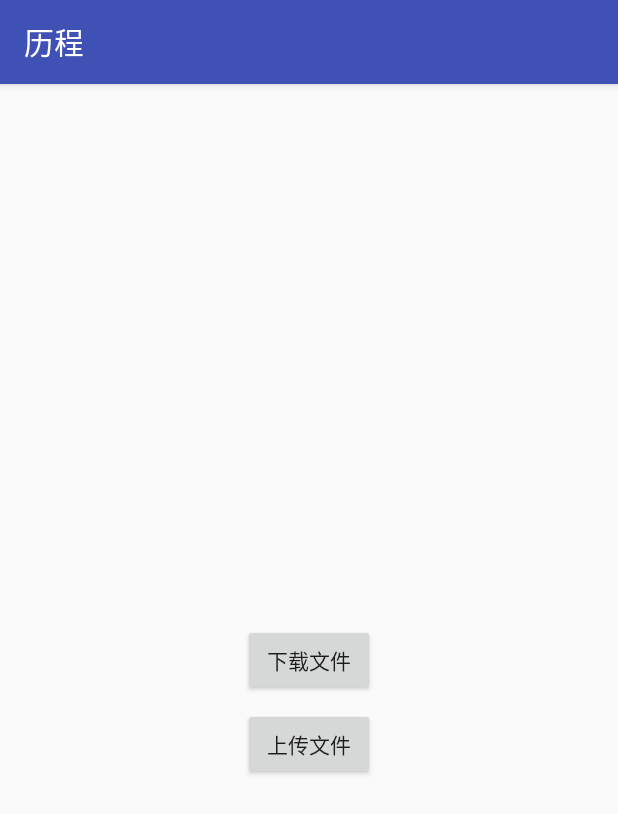
After one commit to jokerchenbin/GrowthProcess, an Android app: the FileActivity screen opened directly, with no data from a screen before it, on a phone screen of 412 x 824 dp. The commit adds this screen. Shown: the top 814 px of the screen. Run offline under Robolectric (Android 15) with nearby library versions, the phone set to English and light mode, and no system bars; our stand-ins replace ButterKnife; libraries missing offline, so code that uses them is left out: com.loopj.android, cz.msebera.android.

Commit message:
新增 Android Asynchronous Http Client-Android异步网络请求客户端接口 上传和下载

```diff
--- a/app/src/main/AndroidManifest.xml
+++ b/app/src/main/AndroidManifest.xml
@@ -16,7 +16,7 @@
     <uses-permission android:name="android.permission.READ_PHONE_STATE" />
     <!-- 读取联系人权限，上传联系人需要用到此权限 -->
     <uses-permission android:name="android.permission.READ_CONTACTS" />
-    <uses-permission android:name="android.permission.WRITE_EXTERNAL_STORAGE"/>
+    <uses-permission android:name="android.permission.WRITE_EXTERNAL_STORAGE" />
 
     <application
         android:name=".App"
@@ -54,11 +54,13 @@
         <activity android:name=".recyclerViewDemo.demoActivity.GridViewActivity" />
         <activity android:name=".recyclerViewDemo.demoActivity.WaterFallActivity" />
         <activity android:name=".xfyun.XfyunActivity" />
-        <activity android:name=".jobscheduler.JobschedulerActivity"></activity>
+        <activity android:name=".jobscheduler.JobschedulerActivity" />
 
         <service
             android:name=".jobscheduler.MyJobService"
             android:permission="android.permission.BIND_JOB_SERVICE" />
+
+        <activity android:name=".fileup_and_downlode.FileActivity"></activity>
     </application>
 
 </manifest>
--- a/app/src/main/java/com/cst/growthprocess/App.java
+++ b/app/src/main/java/com/cst/growthprocess/App.java
@@ -70,6 +70,7 @@ public class App extends Application {
         Pro_List.add("第三方的视频播放控件Vitamio的使用");
         Pro_List.add("第三方科大讯飞语音");
         Pro_List.add("jobscheduler 保证进程存活");
+        Pro_List.add("文件的上传和下载");
     }
 
 
--- a/app/src/main/java/com/cst/growthprocess/MainActivity.java
+++ b/app/src/main/java/com/cst/growthprocess/MainActivity.java
@@ -10,6 +10,7 @@ import android.widget.ArrayAdapter;
 import android.widget.ListView;
 
 import com.cst.growthprocess.customview.PassDemoActivity;
+import com.cst.growthprocess.fileup_and_downlode.FileActivity;
 import com.cst.growthprocess.jobscheduler.JobschedulerActivity;
 import com.cst.growthprocess.pinyinpinyin4j.Pinyin4jActivity;
 import com.cst.growthprocess.recyclerViewDemo.RecyclerActivity;
@@ -69,6 +70,9 @@ public class MainActivity extends AppCompatActivity {
             case 13:
                 startActivity(new Intent(mContext, JobschedulerActivity.class));
                 break;
+            case 14:
+                startActivity(new Intent(mContext, FileActivity.class));
+                break;
             default:
         }
     }
--- /dev/null
+++ b/app/src/main/java/com/cst/growthprocess/fileup_and_downlode/FileActivity.java
@@ -0,0 +1,197 @@
+package com.cst.growthprocess.fileup_and_downlode;
+
+import android.content.Context;
+import android.graphics.Bitmap;
+import android.graphics.BitmapFactory;
+import android.os.Bundle;
+import android.os.Environment;
+import android.support.v7.app.AppCompatActivity;
+import android.util.Log;
+import android.view.View;
+import android.widget.Button;
+import android.widget.Toast;
+
+import com.cst.growthprocess.R;
+import com.loopj.android.http.AsyncHttpClient;
+import com.loopj.android.http.AsyncHttpResponseHandler;
+import com.loopj.android.http.BinaryHttpResponseHandler;
+import com.loopj.android.http.RequestParams;
+
+import java.io.File;
+import java.io.FileNotFoundException;
+import java.io.FileOutputStream;
+import java.io.IOException;
+import java.io.OutputStream;
+
+import butterknife.ButterKnife;
+import butterknife.InjectView;
+import butterknife.OnClick;
+import cz.msebera.android.httpclient.Header;
+
+public class FileActivity extends AppCompatActivity {
+
+    @InjectView(R.id.download)
+    Button mDownload;
+
+    @InjectView(R.id.upload)
+    Button mUpload;
+
+    private Context mContext;
+
+    @Override
+    protected void onCreate(Bundle savedInstanceState) {
+        super.onCreate(savedInstanceState);
+        setContentView(R.layout.activity_file);
+        ButterKnife.inject(this);
+        mContext = this;
+    }
+
+    @OnClick({R.id.download, R.id.upload})
+    public void onClick(View view) {
+        switch (view.getId()) {
+            case R.id.download:
+                downLoadFile();
+                break;
+            case R.id.upload:
+                upLoadFile();
+                break;
+        }
+    }
+
+    /**
+     * 上传文件
+     */
+    private void upLoadFile() {
+
+        String url = "http://172.19.14.216/cb/upload_file.php";
+        String path = Environment.getExternalStorageDirectory().getPath()
+                + "/0_chenbin/uncaughtException"+File.separator+"chenbi.txt";
+        File file = new File(path);
+        if (file.exists() && file.length() > 0) {
+            AsyncHttpClient client = new AsyncHttpClient();
+            RequestParams params = new RequestParams();
+            try {
+                params.put("uploadfile", file);
+            } catch (FileNotFoundException e) {
+                Log.e("binaryData", "上传中 =FileNotFoundException= 》 " + e.getMessage());
+                e.printStackTrace();
+            }
+            // 上传文件
+            client.post(url, params, new AsyncHttpResponseHandler() {
+                @Override
+                public void onSuccess(int statusCode, Header[] headers,
+                        byte[] responseBody) {
+                    // 上传成功后要做的工作
+                    Toast.makeText(mContext, "上传成功", Toast.LENGTH_LONG).show();
+                }
+
+                @Override
+                public void onFailure(int statusCode, Header[] headers,
+                        byte[] responseBody, Throwable error) {
+                    // 上传失败后要做到工作
+                    Toast.makeText(mContext, "上传失败", Toast.LENGTH_LONG).show();
+                    Log.e("binaryData", "上传中 == 》 " + error.getMessage());
+                }
+
+
+                @Override
+                public void onProgress(long bytesWritten, long totalSize) {
+                    super.onProgress(bytesWritten, totalSize);
+                    Log.e("binaryData", "上传中 == 》 " + bytesWritten + " / " + totalSize);
+                }
+
+                @Override
+                public void onRetry(int retryNo) {
+                    // TODO Auto-generated method stub
+                    super.onRetry(retryNo);
+                    // 返回重试次数
+                }
+
+            });
+        } else {
+            Toast.makeText(mContext, "文件不存在", Toast.LENGTH_LONG).show();
+        }
+    }
+
+    /**
+     * 下载图片文件
+     */
+    private void downLoadFile() {
+
+        String url = "http://172.19.14.216/cb/upload/chenbi.txt";
+
+        AsyncHttpClient client = new AsyncHttpClient();
+
+        // 指定文件类型
+        String[] allowedContentTypes = new String[]{"text/plain"};
+        // 获取二进制数据如图片和其他文件
+        client.get(url, new BinaryHttpResponseHandler(allowedContentTypes) {
+
+            @Override
+            public void onSuccess(int statusCode, Header[] headers,
+                    byte[] binaryData) {
+                String tempPath = Environment.getExternalStorageDirectory()
+                        .getPath() + "/0_chenbin/temp.txt";
+                // TODO Auto-generated method stub
+                // 下载成功后需要做的工作
+                Log.e("binaryData:", "共下载了：" + binaryData.length);
+                //
+                Bitmap bmp = BitmapFactory.decodeByteArray(binaryData, 0,
+                        binaryData.length);
+
+                File file = new File(tempPath);
+                // 压缩格式
+                Bitmap.CompressFormat format = Bitmap.CompressFormat.JPEG;
+                // 压缩比例
+                int quality = 100;
+                try {
+                    // 若存在则删除
+                    if (file.exists()) {
+                        file.delete();
+                    }
+                    // 创建文件
+                    file.createNewFile();
+                    //
+                    OutputStream stream = new FileOutputStream(file);
+                    // 压缩输出
+                    bmp.compress(format, quality, stream);
+                    // 关闭
+                    stream.close();
+                    //
+                    Toast.makeText(mContext, "下载成功\n" + tempPath,
+                            Toast.LENGTH_LONG).show();
+
+                } catch (IOException e) {
+                    // TODO Auto-generated catch block
+                    e.printStackTrace();
+                }
+
+            }
+
+            @Override
+            public void onFailure(int statusCode, Header[] headers,
+                    byte[] binaryData, Throwable error) {
+                // TODO Auto-generated method stub
+                Toast.makeText(mContext, "下载失败", Toast.LENGTH_LONG).show();
+                Log.e("binaryData", error.getMessage() + " / ");
+            }
+
+            @Override
+            public void onProgress(long bytesWritten, long totalSize) {
+                super.onProgress(bytesWritten, totalSize);
+                int count = (int) ((bytesWritten * 1.0 / totalSize) * 100);
+                // 下载进度显示
+                Log.e("binaryData", bytesWritten + " / " + totalSize);
+            }
+
+            @Override
+            public void onRetry(int retryNo) {
+                // TODO Auto-generated method stub
+                super.onRetry(retryNo);
+                // 返回重试次数
+            }
+
+        });
+
+    }
+}
--- /dev/null
+++ b/app/src/main/res/layout/activity_file.xml
@@ -0,0 +1,26 @@
+<?xml version="1.0" encoding="utf-8"?>
+<RelativeLayout android:id="@+id/activity_file"
+    xmlns:android="http://schemas.android.com/apk/res/android"
+    xmlns:tools="http://schemas.android.com/tools"
+    android:layout_width="match_parent"
+    android:layout_height="match_parent"
+    tools:context="com.cst.growthprocess.fileup_and_downlode.FileActivity">
+
+
+    <Button
+        android:id="@+id/download"
+        android:layout_width="wrap_content"
+        android:layout_height="48dp"
+        android:layout_centerInParent="true"
+        android:text="下载文件" />
+
+    <Button
+        android:layout_marginTop="@dimen/activity_vertical_8dp"
+        android:id="@+id/upload"
+        android:layout_width="wrap_content"
+        android:layout_height="48dp"
+        android:layout_alignLeft="@id/download"
+        android:layout_below="@id/download"
+        android:text="上传文件" />
+
+</RelativeLayout>
```
